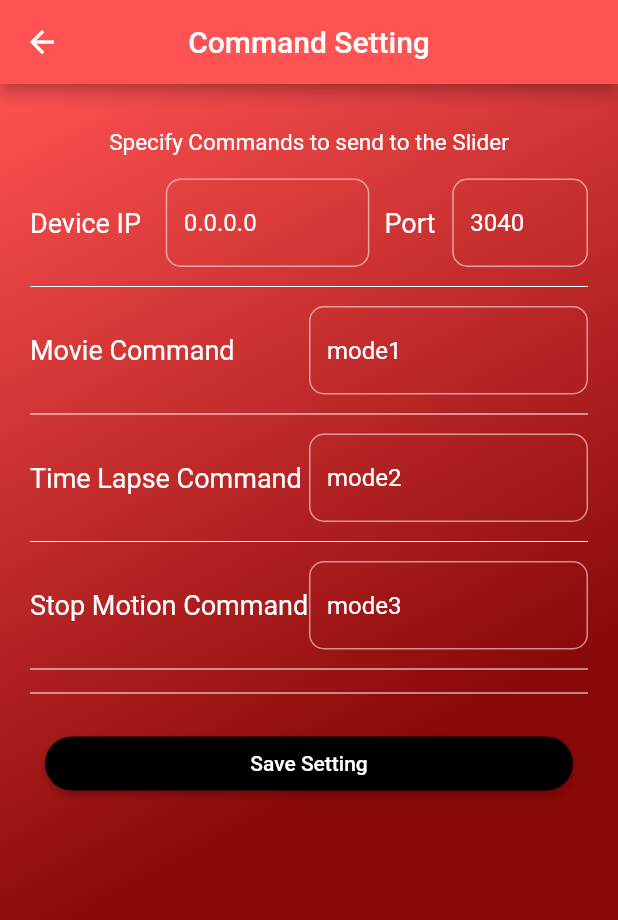
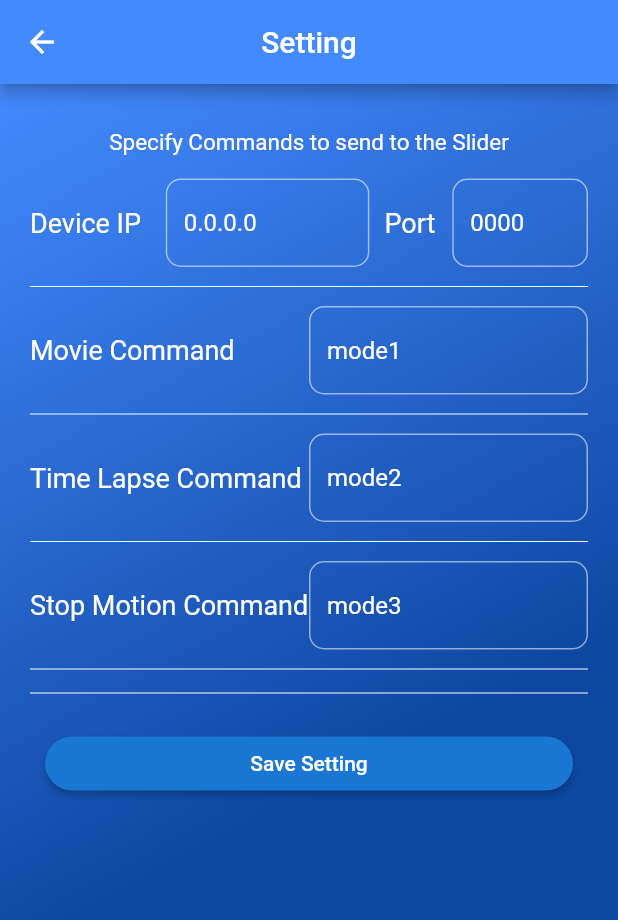
Before and after one commit to salehzarei/Micro-Controller, a Flutter app: the screen it shows after launch, after a tap on "Start", after a tap on the "settings" icon, on a phone screen of 412 x 824 dp. Shown: the top 920 px of the screen. Run offline on Flutter 3.47's test engine with Material 2 defaults, Android fonts, the light colour scheme and no system bars; our stand-ins replace flutter_masked_text, get, shared_preferences; missing offline and left inert: xlive_switch; statements that could not run were skipped.

Commit message:
last change

```diff
--- a/lib/dashboard.dart
+++ b/lib/dashboard.dart
@@ -13,7 +13,7 @@ class Dashboard extends StatelessWidget {
               appBar: AppBar(
                   centerTitle: true,
                   title: Text("AVA Slider Controller"),
-                  backgroundColor: Colors.redAccent.shade200,
+                  backgroundColor: Colors.blueAccent.shade200,
                   actions: [
                     IconButton(
                         icon: Icon(Icons.settings, color: Colors.white),
@@ -25,7 +25,8 @@ class Dashboard extends StatelessWidget {
                 padding: EdgeInsets.all(20),
                 decoration: BoxDecoration(
                   gradient: LinearGradient(
-                    colors: [Colors.redAccent.shade200, Color(0xFF890808)],
+                    colors: [Colors.blueAccent.shade200, Colors.blue.shade900],
+                    //Color(0xFF890808)
                     begin: Alignment.topLeft,
                     end: Alignment.bottomRight,
                     stops: [0.0, 0.6],
@@ -87,6 +88,7 @@ class Dashboard extends StatelessWidget {
                       padding: const EdgeInsets.symmetric(vertical: 20),
                       child: Row(
                         mainAxisAlignment: MainAxisAlignment.spaceBetween,
+                        crossAxisAlignment: CrossAxisAlignment.start,
                         children: [
                           Column(
                             children: [
@@ -94,7 +96,7 @@ class Dashboard extends StatelessWidget {
                                   style: TextStyle(
                                       color: Colors.white, fontSize: 12)),
                               InkWell(
-                                onTap: () => Get.dialog(Padding(
+                                onTap: () => !x.movieBtnValue.value ? Get.dialog(Padding(
                                   padding: EdgeInsets.symmetric(
                                       horizontal: Get.width * 0.15,
                                       vertical: Get.height * 0.37),
@@ -154,7 +156,7 @@ class Dashboard extends StatelessWidget {
                                       ),
                                     ),
                                   ),
-                                )),
+                                )) : null,
                                 child: Text(x.shoterCounter.text,
                                     style: TextStyle(
                                         color: x.movieBtnValue.value
@@ -164,22 +166,39 @@ class Dashboard extends StatelessWidget {
                               ),
                             ],
                           ),
+
+                          /// Shot
+                          MaterialButton(
+                            color: Colors.green,
+                            shape: CircleBorder(),
+                            onPressed: ()=>x.sendShoot(),
+                            child: Padding(
+                              padding: const EdgeInsets.all(15),
+                              child: Icon(Icons.camera_alt ,color: Colors.white ,size: 35,)
+                              // Text(
+                              //   'Shoot',
+                              //   style: TextStyle(
+                              //       color: Colors.white, fontSize: 18),
+                              // ),
+                            ),
+                          ),
+
+                          /// interval btn
+
                           Column(
                             children: [
-                              Text("00:00",
+
+                              // Container(
+                              //   margin: EdgeInsets.all(5),
+                              //   width: 80,
+                              //   height: 0.5,
+                              //   color: Colors.white,
+                              // ),
+                              Text('Interval Time',
                                   style: TextStyle(
-                                      color: x.timeLapsBtnValue.value
-                                          ? Colors.yellow
-                                          : Colors.grey,
-                                      fontSize: 20)),
-                              Container(
-                                margin: EdgeInsets.all(5),
-                                width: 80,
-                                height: 0.5,
-                                color: Colors.white,
-                              ),
+                                      color: Colors.white, fontSize: 12)),
                               InkWell(
-                                onTap: () => Get.dialog(Padding(
+                                onTap: () => x.timeLapsBtnValue.value ? Get.dialog(Padding(
                                   padding: EdgeInsets.symmetric(
                                       horizontal: Get.width * 0.15,
                                       vertical: Get.height * 0.37),
@@ -239,7 +258,7 @@ class Dashboard extends StatelessWidget {
                                       ),
                                     ),
                                   ),
-                                )),
+                                )) : null,
                                 child: Text(x.intervalTime(),
                                     style: TextStyle(
                                         color: x.timeLapsBtnValue.value
@@ -247,6 +266,12 @@ class Dashboard extends StatelessWidget {
                                             : Colors.grey,
                                         fontSize: 40)),
                               ),
+                               Text("00:00",
+                                  style: TextStyle(
+                                      color: x.timeLapsBtnValue.value
+                                          ? Colors.yellow
+                                          : Colors.grey,
+                                      fontSize: 20)),
                             ],
                           )
                         ],
@@ -271,8 +296,8 @@ class Dashboard extends StatelessWidget {
                           RaisedButton(
                             textColor: Colors.white,
                             color: Colors.red.shade900,
-                            child: Text("Change Slider Direction"),
-                            onPressed: () => x.changeSliderDirection(),
+                            child: Text("Slider Direction"),
+                            onPressed: () => x.sendDirection(),
                             shape: RoundedRectangleBorder(
                               borderRadius: BorderRadius.circular(30.0),
                             ),
@@ -314,8 +339,8 @@ class Dashboard extends StatelessWidget {
                         ),
                         SliderTheme(
                           data: SliderTheme.of(context).copyWith(
-                            activeTrackColor: Colors.red[700],
-                            inactiveTrackColor: Colors.red[100],
+                            activeTrackColor: Colors.blue[700],
+                            inactiveTrackColor: Colors.blue[100],
                             trackShape: RoundedRectSliderTrackShape(),
                             trackHeight: 4.0,
                             thumbShape:
@@ -350,7 +375,7 @@ class Dashboard extends StatelessWidget {
                         textColor: Colors.white,
                         color: x.projectStatus.value
                             ? Colors.red.shade900
-                            : Colors.green.shade900,
+                            : Colors.green.shade700,
                         child: x.projectStatus.value
                             ? Text(
                                 "Stop",
--- a/lib/getXController.dart
+++ b/lib/getXController.dart
@@ -1,14 +1,16 @@
+import 'dart:io';
+import 'dart:convert';
+import 'dart:async';
 import 'package:flutter/material.dart';
 import 'package:flutter_masked_text/flutter_masked_text.dart';
 import 'package:get/get.dart';
-import 'package:progress_state_button/progress_button.dart';
 import 'package:shared_preferences/shared_preferences.dart';
-import 'package:tcp_socket_connection/tcp_socket_connection.dart';
+
 
 class SliderController extends GetxController {
   final settings = <String>[].obs;
   final deviceIp = '0.0.0.0'.obs;
-  final deviceport = '3040'.obs;
+  final deviceport = '0000'.obs;
   final movieCommand = 'mode1'.obs;
   final timeLapseCommand = 'mode2'.obs;
   final stopMotionCommand = 'mode3'.obs;
@@ -21,7 +23,7 @@ class SliderController extends GetxController {
 
   final sliderSpeed = 0.0.obs;
   final sliderDirection = false.obs;
-  final movieBtnValue = false.obs;
+  final movieBtnValue = true.obs;
   final timeLapsBtnValue = false.obs;
   final stopMotionBtnValue = false.obs;
   final shoterCount = '0000'.obs;
@@ -31,16 +33,47 @@ class SliderController extends GetxController {
   final MaskedTextController intervalCounter =
       MaskedTextController(mask: '00:00');
 
-  TcpSocketConnection socketConnection =
-      TcpSocketConnection("192.168.1.39", 50998);
+  Socket _socket;
+
+  // TcpSocketConnection socketConnection =
+  //     TcpSocketConnection("192.168.43.91", 58459);
 
   @override
   void onInit() {
-    startConnection();
+    connectToDevice();
     loadSettingData();
     shoterCounter.text = shoterCount();
     intervalCounter.text = intervalTime();
     super.onInit();
+  }
+
+  void connectToDevice() async {
+    try {
+      _socket = await Socket.connect('192.168.43.91', 58459);
+      print(_socket.address);
+      // listen to the received data event stream
+      _socket.listen((List<int> event) {
+        print("Recive Data : " + utf8.decode(event));
+      });
+      print(_socket.isEmpty);
+     } catch (e) {
+      print(e.printError());
+      Get.snackbar('Connection Faild', 'plase Chack IP and Port for connection');
+    }
+
+  }
+
+  void sendDirection() async {
+      // send hello
+      _socket.add(utf8.encode('dir'));
+
+      // wait 5 seconds
+      // await Future.delayed(Duration(seconds: 5));
+      // _socket.close();
+  }
+
+  void sendShoot(){
+     _socket.add(utf8.encode('Shoot'));
   }
 
   void loadSettingData() async {
@@ -70,10 +103,6 @@ class SliderController extends GetxController {
     await prefs.setStringList('setting', settings());
   }
 
-  void changeSliderDirection() {
-    sliderDirection.toggle();
-    update();
-  }
 
   void changeSliderSpeed(speed) {
     sliderSpeed(speed);
@@ -94,14 +123,16 @@ class SliderController extends GetxController {
 
   void startStop() {
     projectStatus.toggle();
+    // sendMess('Test Message');
+    connectToDevice();
     update();
   }
 
   void messageReceived(String msg) {
     print(msg);
 
-    socketConnection.sendMessage("MessageIsReceived :D");
-    update();
+    // socketConnection.sendMessage("MessageIsReceived :D");
+    //  update();
   }
 
   void changeMovieBtnValue(bool value) {
@@ -131,15 +162,18 @@ class SliderController extends GetxController {
     update();
   }
 
-  void startConnection() async {
-    // await socketConnection.connect(120000, "%", messageReceived);
-    await socketConnection.simpleConnect(12000, messageReceived);
-    socketConnection.sendMessage("Omiad Tala");
-  }
+  // void startConnection() async {
+  //   // await socketConnection.connect(120000, "%", messageReceived);
+  //   await socketConnection.simpleConnect(12000, messageReceived);
+  //   socketConnection.sendMessage("Omiad Tala");
+  // }
 
-  void sendMess(String command) {
-    socketConnection.sendMessage(command);
-    // socketConnection.connectWithCommand(5000, "", command, messageReceived);
-    print("Send Message");
-  }
+  // void sendMess(String command) async {
+  //   await socketConnection.connect(5000, '', messageReceived );
+  //   socketConnection.sendMessage(command);
+  //   // socketConnection.connectWithCommand(5000, "", command, messageReceived);
+  //   print("Send Message");
+  //   socketConnection.disconnect();
+  //   print(socketConnection.isConnected());
+  // }
 }
--- a/lib/settingPage.dart
+++ b/lib/settingPage.dart
@@ -10,15 +10,15 @@ class SettingPage extends StatelessWidget {
         builder: (x) => Scaffold(
               appBar: AppBar(
                 centerTitle: true,
-                title: Text("Command Setting"),
-                backgroundColor: Colors.redAccent.shade200,
+                title: Text("Setting"),
+                backgroundColor: Colors.blueAccent.shade200,
               ),
               body: Center(
                   child: Container(
                 padding: EdgeInsets.all(20),
                 decoration: BoxDecoration(
                   gradient: LinearGradient(
-                    colors: [Colors.redAccent.shade200, Color(0xFF890808)],
+                    colors: [Colors.blueAccent.shade200, Colors.blue.shade900],
                     begin: Alignment.topLeft,
                     end: Alignment.bottomRight,
                     stops: [0.0, 0.6],
@@ -265,7 +265,7 @@ class SettingPage extends StatelessWidget {
                           EdgeInsets.symmetric(horizontal: 10, vertical: 15),
                       child: RaisedButton(
                         textColor: Colors.white,
-                        color: Colors.black,
+                        color: Colors.blue.shade700,
                         child: Text("Save Setting"),
                         onPressed: () => x
                             .changeSettingData()
--- a/pubspec.yaml
+++ b/pubspec.yaml
@@ -28,11 +28,7 @@ dependencies:
   # The following adds the Cupertino Icons font to your application.
   # Use with the CupertinoIcons class for iOS style icons.
   cupertino_icons:
-  tcp_socket_connection: ^0.0.10
-  sleek_circular_slider: ^1.2.0+web
-  awesome_slider : ^0.1.0
   xlive_switch: ^1.0.5
-  progress_state_button: ^1.0.2
   get: ^3.24.0
   shared_preferences: ^0.5.12+4
   flutter_masked_text: ^0.8.0
```
Also changed, not shown: pubspec.lock.
